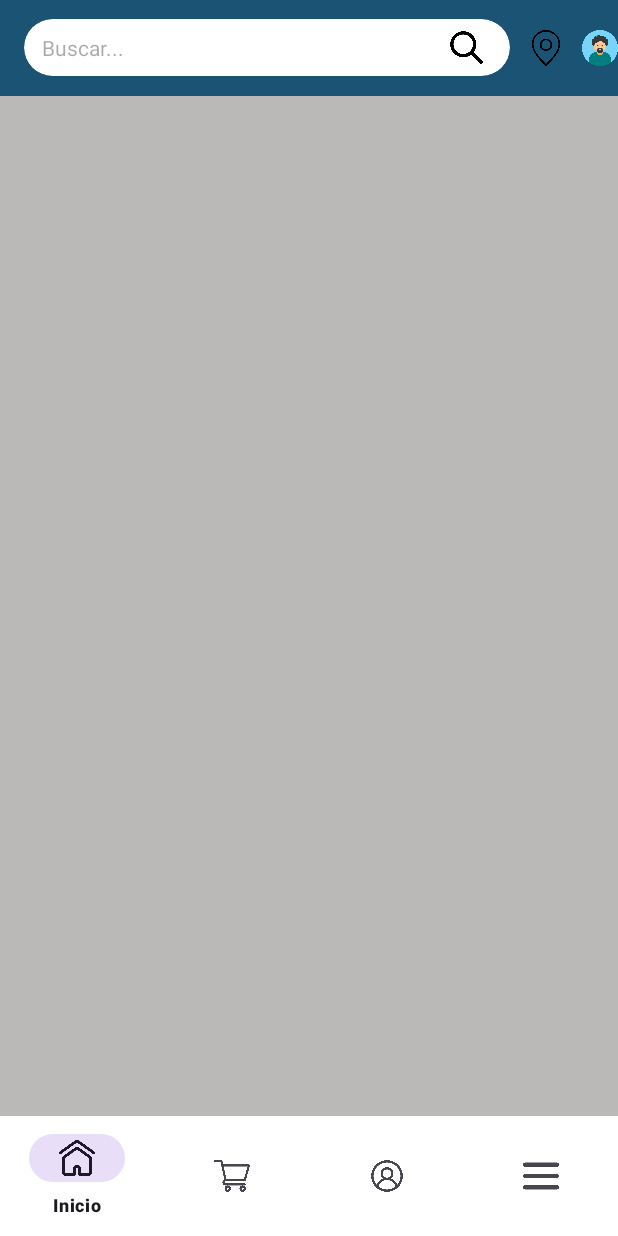
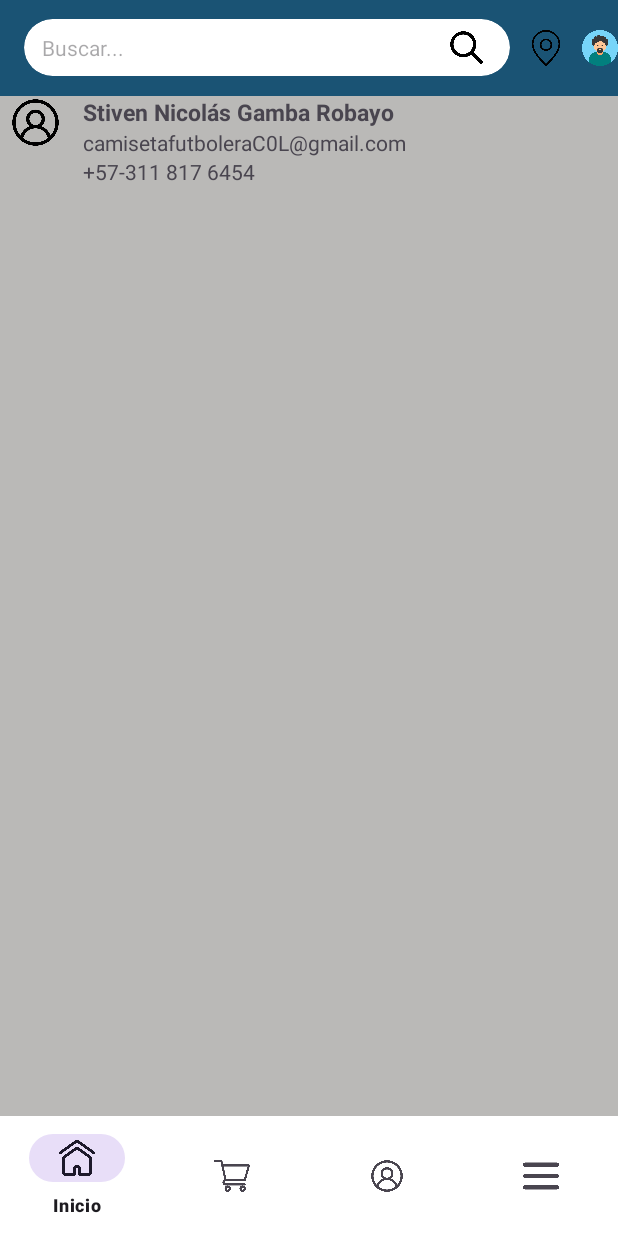
Before and after one commit to StivenGamba/CF-proyecto-Nativas, an Android app: the perfilFragment screen opened through its navigation route, on a phone screen of 412 x 824 dp. Run offline under Robolectric (Android 15) with nearby library versions, the phone set to English and light mode, and no system bars; our stand-ins replace navigation-ui.

Commit message:
segundo cambio

```diff
--- a/app/src/main/res/layout/fragment_perfil.xml
+++ b/app/src/main/res/layout/fragment_perfil.xml
@@ -5,29 +5,37 @@
     android:background="@color/grisMedio">
 
     <LinearLayout
-        android:layout_width="wrap_content"
+        android:layout_width="match_parent"
         android:layout_height="wrap_content"
         android:orientation="horizontal">
 
         <ImageView
-            android:layout_width="wrap_content"
-            android:layout_height="wrap_content" />
+            android:src="@drawable/avatar"
+            android:layout_width="47dp"
+            android:layout_height="35dp"
+            android:layout_marginEnd="8dp"/>
 
         <LinearLayout
-            android:layout_width="wrap_content"
-            android:layout_height="wrap_content">
+            android:layout_width="357dp"
+            android:layout_height="wrap_content"
+            android:orientation="vertical">
 
             <TextView
                 android:layout_width="wrap_content"
-                android:layout_height="wrap_content" />
+                android:layout_height="wrap_content"
+                android:text="@string/minombre"
+                android:textStyle="bold"
+                android:textSize="15dp"/>
 
             <TextView
                 android:layout_width="wrap_content"
-                android:layout_height="wrap_content" />
+                android:layout_height="wrap_content"
+                android:text="@string/correo_contacto" />
 
             <TextView
-                android:layout_width="wrap_content"
-                android:layout_height="wrap_content" />
+                android:layout_width="match_parent"
+                android:layout_height="wrap_content"
+                android:text="@string/celular_contacto" />
 
             <TextView
                 android:layout_width="wrap_content"
--- a/app/src/main/res/values/strings.xml
+++ b/app/src/main/res/values/strings.xml
@@ -57,4 +57,6 @@
     <string name="a_n_no_tienes_una_cuenta">¿Aún no tienes una cuenta?</string>
     <string name="reg_strate_aqu">Regístrate aquí</string>
     <string name="buscar">Buscar...</string>
+    <string name="correo_contacto">camisetafutboleraC0L@gmail.com</string>
+    <string name="celular_contacto">+57-311 817 6454</string>
 </resources>
--- a/gradle/libs.versions.toml
+++ b/gradle/libs.versions.toml
@@ -1,5 +1,5 @@
 [versions]
-agp = "8.8.0"
+agp = "8.9.2"
 kotlin = "1.9.24"
 coreKtx = "1.15.0"
 junit = "4.13.2"
```
Also changed, not shown: gradle/wrapper/gradle-wrapper.properties.
